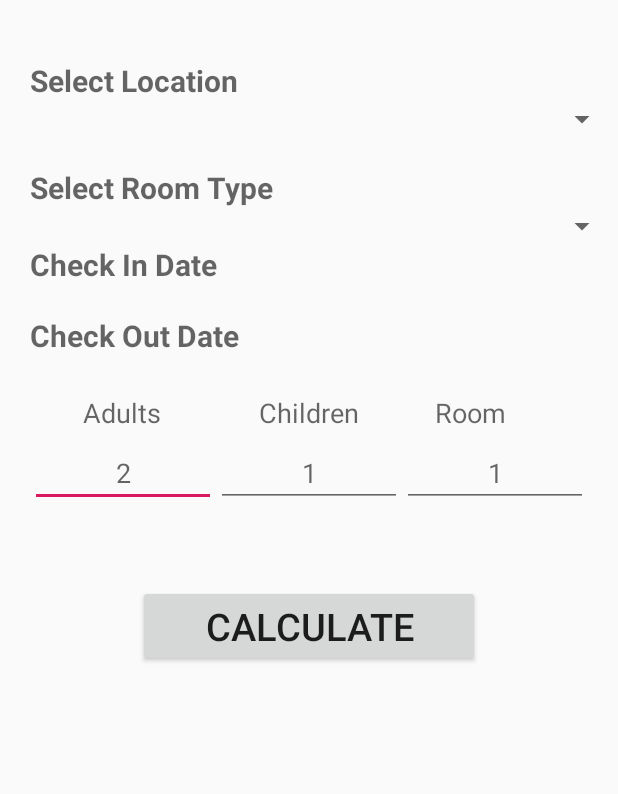
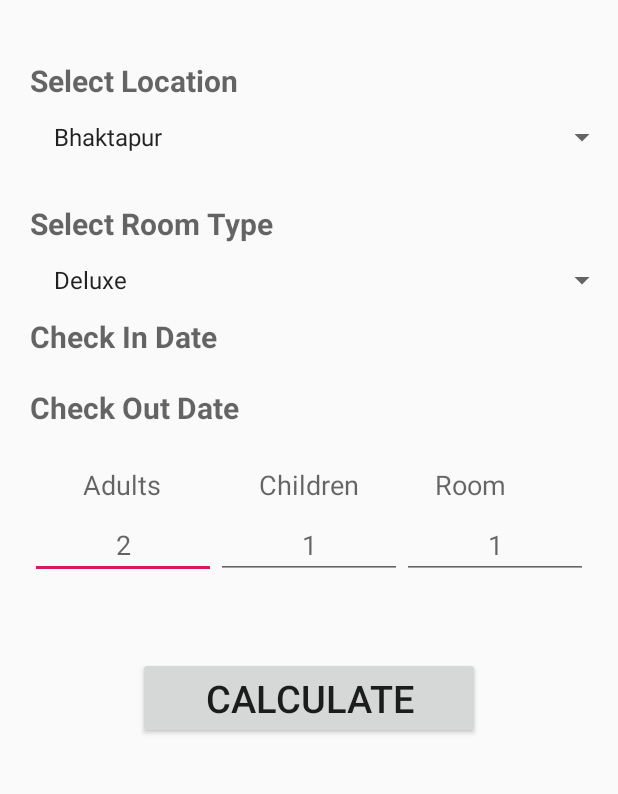
Before and after one commit to PreranaPandit/HotelBookingApp, an Android app: the screen it shows after launch (MainActivity), on a phone screen of 412 x 824 dp, the part 136-930 px from its top. Run offline under Robolectric (Android 15) with nearby library versions, the phone set to English and light mode, and no system bars.

Commit message:
Designs completion

```diff
--- a/app/src/main/java/com/example/hotelbookingapp/MainActivity.java
+++ b/app/src/main/java/com/example/hotelbookingapp/MainActivity.java
@@ -1,14 +1,131 @@
 package com.example.hotelbookingapp;
 
 import androidx.appcompat.app.AppCompatActivity;
+import androidx.fragment.app.DialogFragment;
 
+import android.app.DatePickerDialog;
+import android.app.Dialog;
 import android.os.Bundle;
+import android.view.View;
+import android.widget.ArrayAdapter;
+import android.widget.Button;
+import android.widget.DatePicker;
+import android.widget.EditText;
+import android.widget.Spinner;
+import android.widget.TextView;
+
+import java.text.SimpleDateFormat;
+import java.util.Calendar;
 
 public class MainActivity extends AppCompatActivity {
+
+    //Referencing
+    private Spinner spinLocation;
+    private Spinner spinRoomType;
+    private TextView tvCheckInDate;
+    private TextView tvCheckOutDate;
+    private EditText etAdults, etChildren, etRoom;
+    private Button btnCalculate;
 
     @Override
     protected void onCreate(Bundle savedInstanceState) {
         super.onCreate(savedInstanceState);
         setContentView(R.layout.activity_main);
+
+        //Binding
+        spinLocation = (Spinner) findViewById(R.id.spinLocation);
+        spinRoomType = (Spinner) findViewById(R.id.spinRoomType);
+        tvCheckInDate = (TextView) findViewById(R.id.tvCheckInDate);
+        tvCheckOutDate = (TextView) findViewById(R.id.tvCheckOutDate);
+        etAdults = (EditText) findViewById(R.id.etAdults);
+        etChildren = (EditText) findViewById(R.id.etChildren);
+        etRoom = (EditText) findViewById(R.id.etRoom);
+        btnCalculate = (Button) findViewById(R.id.btnCalculate);
+
+        //passing an array to the location in spinner
+        String location[] = {"Bhaktapur","Pokhara","Chitwan"};
+        ArrayAdapter adapter = new ArrayAdapter<>
+                (
+                        this,
+                        android.R.layout.simple_list_item_1, location
+                );
+        spinLocation.setAdapter(adapter);
+
+        //passing an array to the room type in spinner
+        String roomType[] = {"Deluxe","AC","Platinum"};
+        ArrayAdapter adapterRoom = new ArrayAdapter<>
+                (
+                        this,
+                        android.R.layout.simple_list_item_1, roomType
+                );
+        spinRoomType.setAdapter(adapterRoom);
+
+        //setting OnClick Listener on check in date
+        tvCheckInDate.setOnClickListener(new View.OnClickListener() {
+            @Override
+            public void onClick(View v) {
+            loadCalendar();
+            }
+        });
+
+        //setting Onclick listener on check out date
+        tvCheckOutDate.setOnClickListener(new View.OnClickListener() {
+            @Override
+            public void onClick(View v) {
+             loadCheckOutCalendar();
+            }
+        });
+
+
+        //button mode
+
+        //validation should be done at first
+
+        btnCalculate.setOnClickListener(new View.OnClickListener() {
+            @Override
+            public void onClick(View v) {
+
+            }
+        });
+
+
+
     }
-}
+
+
+    private void loadCalendar()
+    {
+        final Calendar c = Calendar.getInstance();
+        int year = c.get(Calendar.YEAR);
+        int month = c.get(Calendar.MONTH);
+        int day = c.get(Calendar.DAY_OF_MONTH);
+
+        DatePickerDialog datePickerDialog = new DatePickerDialog(this, new DatePickerDialog.OnDateSetListener() {
+            @Override
+            public void onDateSet(DatePicker view, int year, int month, int dayOfMonth) {
+                String date = "CheckIn Date : " +year +"/"+month+"/"+dayOfMonth;
+                tvCheckInDate.setText(date);
+            }
+        },year,month,day);
+        datePickerDialog.show();
+    }
+
+    private void loadCheckOutCalendar()
+    {
+        final Calendar c = Calendar.getInstance();
+        int year = c.get(Calendar.YEAR);
+        int month = c.get(Calendar.MONTH);
+        int day = c.get(Calendar.DAY_OF_MONTH);
+
+        DatePickerDialog datePickerDialog = new DatePickerDialog(this, new DatePickerDialog.OnDateSetListener() {
+            @Override
+            public void onDateSet(DatePicker view, int year, int month, int dayOfMonth) {
+                String date = "CheckOut Date : " +year +"/"+month+"/"+dayOfMonth;
+                tvCheckOutDate.setText(date);
+            }
+        },year,month,day);
+        datePickerDialog.show();
+    }
+
+
+    }
--- a/app/src/main/res/layout/activity_main.xml
+++ b/app/src/main/res/layout/activity_main.xml
@@ -119,6 +119,7 @@
             android:layout_height="wrap_content"
             android:layout_weight="1"
             android:hint="2"
+            android:id="@+id/etAdults"
             android:textAlignment="center"
             />
 
@@ -127,6 +128,7 @@
             android:layout_height="wrap_content"
             android:layout_weight="1"
             android:textAlignment="center"
+            android:id="@+id/etChildren"
             android:hint="1"
             />
 
@@ -135,12 +137,14 @@
             android:layout_height="wrap_content"
             android:layout_weight="1"
             android:hint="1"
+            android:id="@+id/etRoom"
             android:textAlignment="center"
             />
 
     </LinearLayout>
 
     <Button
+        android:id="@+id/btnCalculate"
         android:layout_height="wrap_content"
         android:layout_width="match_parent"
         android:layout_marginTop="52dp"
@@ -149,8 +153,8 @@
         android:text="CALCULATE"
         android:textAlignment="center"
         android:textSize="25dp"
-
         />
 
 
+
 </LinearLayout>
```
